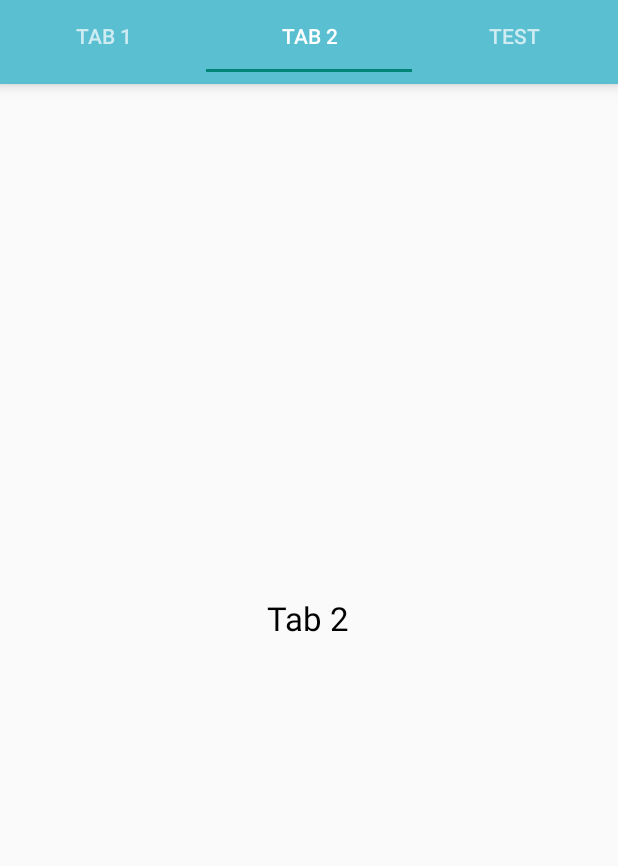
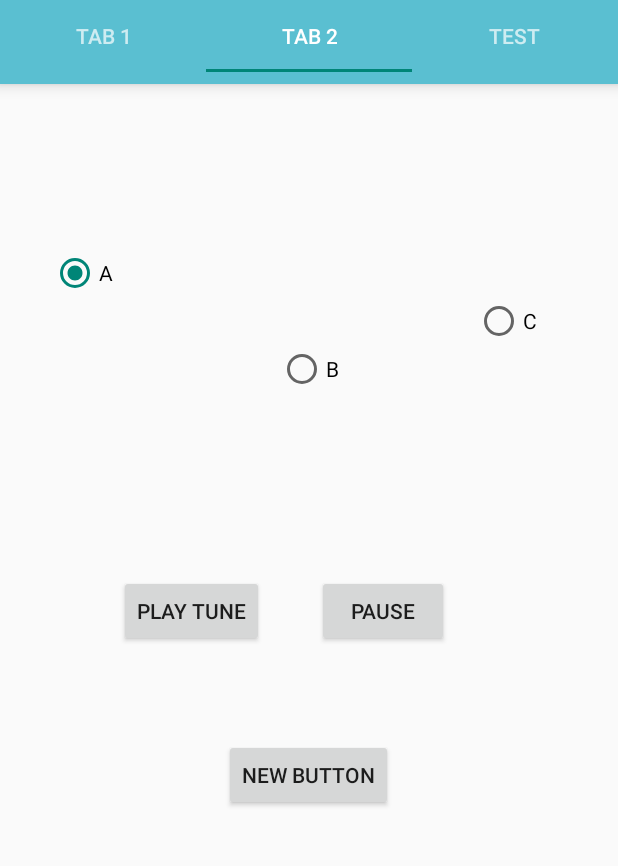
Before and after one commit to Zeeblur/Coursework-MobileAppDev, an Android app: the screen it shows after launch (TabSwitcher), tab 2 chosen, on a phone screen of 412 x 824 dp, the part 84-950 px from its top. Run offline under Robolectric (Android 15) with nearby library versions, the phone set to English and light mode, and no system bars.

Commit message:
Removed test fragments. Now all three activities have been converted. Need to rebuild functionality.

```diff
--- a/InputAudio/app/src/main/java/com/example/zoeoeh/inputaudio/PageAdapt.java
+++ b/InputAudio/app/src/main/java/com/example/zoeoeh/inputaudio/PageAdapt.java
@@ -3,9 +3,6 @@ package com.example.zoeoeh.inputaudio;
 import android.support.v4.app.Fragment;
 import android.support.v4.app.FragmentManager;
 import android.support.v4.app.FragmentStatePagerAdapter;
-
-import layout.TabFragment1;
-import layout.TabFragment2;
 
 /**
  * Created by Zoeoeh on 21/03/2016.
@@ -28,10 +25,10 @@ public class PageAdapt extends FragmentStatePagerAdapter {
                 OpenGLClass tab1 = new OpenGLClass();
                 return tab1;
             case 1:
-                TabFragment2 tab2 = new TabFragment2();
+                PlayTune tab2 = new PlayTune();
                 return tab2;
             case 2:
-                TabFragment1 tab3 = new TabFragment1();
+                Recorder tab3 = new Recorder();
                 return tab3;
             default:
                 return null;
--- a/InputAudio/app/src/main/java/com/example/zoeoeh/inputaudio/Recorder.java
+++ b/InputAudio/app/src/main/java/com/example/zoeoeh/inputaudio/Recorder.java
@@ -3,11 +3,14 @@ package com.example.zoeoeh.inputaudio;
 import android.content.Intent;
 import android.media.MediaRecorder;
 import android.os.Environment;
+import android.support.v4.app.Fragment;
 import android.support.v7.app.AppCompatActivity;
 import android.os.Bundle;
 import android.support.v7.widget.Toolbar;
+import android.view.LayoutInflater;
 import android.view.Menu;
 import android.view.View;
+import android.view.ViewGroup;
 import android.widget.Button;
 import android.widget.EditText;
 import android.widget.Toast;
@@ -16,8 +19,8 @@ import android.widget.Toast;
 //import android.media.AudioRecord;
 
 // extends appCompat to allow for toolbar support
-public class Recorder extends AppCompatActivity {
-
+public class Recorder extends Fragment {//AppCompatActivity {
+/*
     MediaRecorder recorder = new MediaRecorder();
 
     String myRecName = Environment.getExternalStorageDirectory().getAbsolutePath() + "/Android/Test/";
@@ -47,17 +50,23 @@ public class Recorder extends AppCompatActivity {
             }
         });
     }
+*/
+    @Override
+    //protected void onCreate(Bundle savedInstanceState) {
+    public View onCreateView(LayoutInflater inflater, ViewGroup container,
+                             Bundle savedInstanceState) {
+        //super.onCreate(savedInstanceState);
+        //setContentView(R.layout.activity_main);
+        View myView = inflater.inflate(R.layout.activity_main, container, false);
 
-    @Override
-    protected void onCreate(Bundle savedInstanceState) {
-        super.onCreate(savedInstanceState);
-        setContentView(R.layout.activity_main);
+        return myView;
+    }
 
-        Toolbar myToolbar = (Toolbar) findViewById(R.id.my_toolbar);
-        setSupportActionBar(myToolbar);
+       // Toolbar myToolbar = (Toolbar) findViewById(R.id.my_toolbar);
+        //setSupportActionBar(myToolbar);
         //myToolbar.setNavigationMode(ActionBar.NAVIGATION_MODE_TABS);
 
-        switchActivityBtn();
+       /* switchActivityBtn();
 
         final boolean nameSet = false;
 
@@ -126,5 +135,5 @@ public class Recorder extends AppCompatActivity {
 
 
 
-
+*/
 }
--- a/InputAudio/app/src/main/java/layout/TabFragment1.java
+++ /dev/null
@@ -1,109 +0,0 @@
-package layout;
-
-import android.content.Context;
-import android.net.Uri;
-import android.os.Bundle;
-import android.support.v4.app.Fragment;
-import android.view.LayoutInflater;
-import android.view.View;
-import android.view.ViewGroup;
-
-import com.example.zoeoeh.inputaudio.R;
-
-/**
- * A simple {@link Fragment} subclass.
- * Activities that contain this fragment must implement the
- * TabFragment1.OnFragmentInteractionListener} interface
- * to handle interaction events.
- * Use the {k TabFragment1#newInstance} factory method to
- * create an instance of this fragment.
- */
-public class TabFragment1 extends Fragment {
-   /* // TODO: Rename parameter arguments, choose names that match
-    // the fragment initialization parameters, e.g. ARG_ITEM_NUMBER
-    private static final String ARG_PARAM1 = "param1";
-    private static final String ARG_PARAM2 = "param2";
-
-    // TODO: Rename and change types of parameters
-    private String mParam1;
-    private String mParam2;
-
-    private OnFragmentInteractionListener mListener;
-
-    public TabFragment1() {
-        // Required empty public constructor
-    }
-
-    /**
-     * Use this factory method to create a new instance of
-     * this fragment using the provided parameters.
-     *
-     * @param param1 Parameter 1.
-     * @param param2 Parameter 2.
-     * @return A new instance of fragment TabFragment1.
-     */
-    // TODO: Rename and change types and number of parameters
-   /* public static TabFragment1 newInstance(String param1, String param2) {
-        TabFragment1 fragment = new TabFragment1();
-        Bundle args = new Bundle();
-        args.putString(ARG_PARAM1, param1);
-        args.putString(ARG_PARAM2, param2);
-        fragment.setArguments(args);
-        return fragment;
-    }
-
-    @Override
-    public void onCreate(Bundle savedInstanceState) {
-        super.onCreate(savedInstanceState);
-        if (getArguments() != null) {
-            mParam1 = getArguments().getString(ARG_PARAM1);
-            mParam2 = getArguments().getString(ARG_PARAM2);
-        }
-    }
-
-   */ @Override
-    public View onCreateView(LayoutInflater inflater, ViewGroup container,
-                             Bundle savedInstanceState) {
-        // Inflate the layout for this fragment
-        return inflater.inflate(R.layout.fragment_tab_fragment1, container, false);
-    }/*
-
-    // TODO: Rename method, update argument and hook method into UI event
-    public void onButtonPressed(Uri uri) {
-        if (mListener != null) {
-            mListener.onFragmentInteraction(uri);
-        }
-    }
-
-    @Override
-    public void onAttach(Context context) {
-        super.onAttach(context);
-        if (context instanceof OnFragmentInteractionListener) {
-            mListener = (OnFragmentInteractionListener) context;
-        } else {
-            throw new RuntimeException(context.toString()
-                    + " must implement OnFragmentInteractionListener");
-        }
-    }
-
-    @Override
-    public void onDetach() {
-        super.onDetach();
-        mListener = null;
-    }
-
-    /**
-     * This interface must be implemented by activities that contain this
-     * fragment to allow an interaction in this fragment to be communicated
-     * to the activity and potentially other fragments contained in that
-     * activity.
-     * <p/>
-     * See the Android Training lesson <a href=
-     * "http://developer.android.com/training/basics/fragments/communicating.html"
-     * >Communicating with Other Fragments</a> for more information.
-     */
-   /* public interface OnFragmentInteractionListener {
-        // TODO: Update argument type and name
-        void onFragmentInteraction(Uri uri);
-    }*/
-}
--- a/InputAudio/app/src/main/java/layout/TabFragment2.java
+++ /dev/null
@@ -1,109 +0,0 @@
-package layout;
-
-import android.content.Context;
-import android.net.Uri;
-import android.os.Bundle;
-import android.support.v4.app.Fragment;
-import android.view.LayoutInflater;
-import android.view.View;
-import android.view.ViewGroup;
-
-import com.example.zoeoeh.inputaudio.R;
-
-/**
- * A simple {@link Fragment} subclass.
- * Activities that contain this fragment must implement the
- * {@lik TabFragment2.OnFragmentInteractionListener} interface
- * to handle interaction events.
- * Use the {@lnk TabFragment2#newInstance} factory method to
- * create an instance of this fragment.
- */
-public class TabFragment2 extends Fragment {
-   /* // TODO: Rename parameter arguments, choose names that match
-    // the fragment initialization parameters, e.g. ARG_ITEM_NUMBER
-    private static final String ARG_PARAM1 = "param1";
-    private static final String ARG_PARAM2 = "param2";
-
-    // TODO: Rename and change types of parameters
-    private String mParam1;
-    private String mParam2;
-
-    private OnFragmentInteractionListener mListener;
-
-    public TabFragment2() {
-        // Required empty public constructor
-    }
-
-    /**
-     * Use this factory method to create a new instance of
-     * this fragment using the provided parameters.
-     *
-     * @param param1 Parameter 1.
-     * @param param2 Parameter 2.
-     * @return A new instance of fragment TabFragment2.
-     */
-   /* // TODO: Rename and change types and number of parameters
-    public static TabFragment2 newInstance(String param1, String param2) {
-        TabFragment2 fragment = new TabFragment2();
-        Bundle args = new Bundle();
-        args.putString(ARG_PARAM1, param1);
-        args.putString(ARG_PARAM2, param2);
-        fragment.setArguments(args);
-        return fragment;
-    }
-
-    @Override
-    public void onCreate(Bundle savedInstanceState) {
-        super.onCreate(savedInstanceState);
-        if (getArguments() != null) {
-            mParam1 = getArguments().getString(ARG_PARAM1);
-            mParam2 = getArguments().getString(ARG_PARAM2);
-        }
-    }
-
- */   @Override
-    public View onCreateView(LayoutInflater inflater, ViewGroup container,
-                             Bundle savedInstanceState) {
-        // Inflate the layout for this fragment
-        return inflater.inflate(R.layout.fragment_tab_fragment2, container, false);
-    }/*
-
-    // TODO: Rename method, update argument and hook method into UI event
-    public void onButtonPressed(Uri uri) {
-        if (mListener != null) {
-            mListener.onFragmentInteraction(uri);
-        }
-    }
-
-    @Override
-    public void onAttach(Context context) {
-        super.onAttach(context);
-        if (context instanceof OnFragmentInteractionListener) {
-            mListener = (OnFragmentInteractionListener) context;
-        } else {
-            throw new RuntimeException(context.toString()
-                    + " must implement OnFragmentInteractionListener");
-        }
-    }
-
-    @Override
-    public void onDetach() {
-        super.onDetach();
-        mListener = null;
-    }
-
-    /**
-     * This interface must be implemented by activities that contain this
-     * fragment to allow an interaction in this fragment to be communicated
-     * to the activity and potentially other fragments contained in that
-     * activity.
-     * <p/>
-     * See the Android Training lesson <a href=
-     * "http://developer.android.com/training/basics/fragments/communicating.html"
-     * >Communicating with Other Fragments</a> for more information.
-     */
-   /* public interface OnFragmentInteractionListener {
-        // TODO: Update argument type and name
-        void onFragmentInteraction(Uri uri);
-    }*/
-}
--- a/InputAudio/app/src/main/res/layout/fragment_tab_fragment2.xml
+++ /dev/null
@@ -1,16 +0,0 @@
-<?xml version="1.0" encoding="utf-8"?>
-<RelativeLayout xmlns:android="http://schemas.android.com/apk/res/android"
-    android:layout_width="match_parent"
-    android:layout_height="match_parent"
-    android:orientation="vertical">
-
-    <TextView
-        android:id="@+id/textView"
-        android:layout_width="wrap_content"
-        android:layout_height="wrap_content"
-        android:layout_centerInParent="true"
-        android:text="Tab 2"
-        android:textColor="@color/tabTextCol"
-        android:textAppearance="?android:attr/textAppearanceLarge"/>
-
-</RelativeLayout>
```
Also changed, not shown: InputAudio/app/src/main/java/com/example/zoeoeh/inputaudio/PlayTune.java (+30 -16 lines), InputAudio/app/src/main/res/layout/activity_play_tune.xml (+0 -15 lines), InputAudio/app/src/main/res/layout/fragment_tab_fragment1.xml (deleted, +0 -16 lines).
